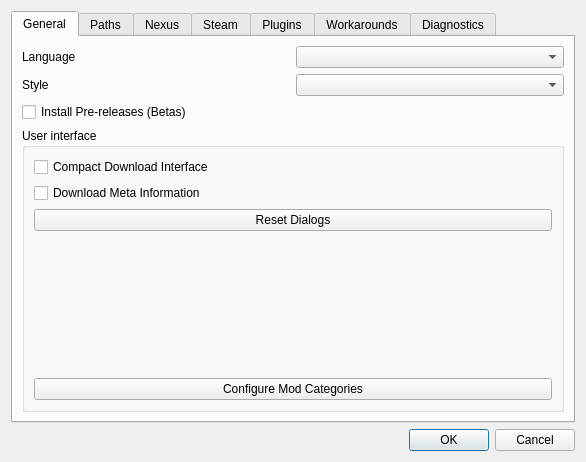
Old version of the form modorganizer/src/settingsdialog.ui in the repository Holt59/mo2-merge.
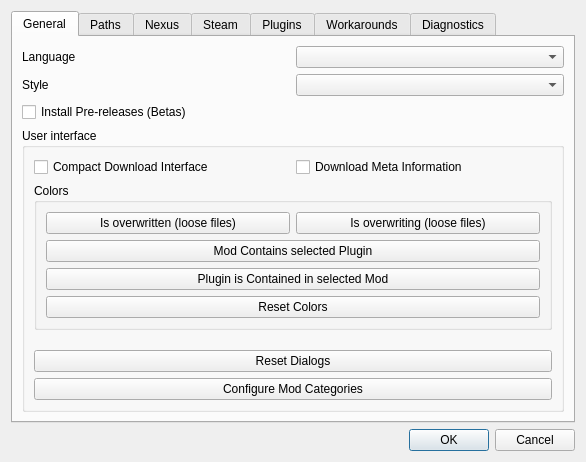
New version of the form. Icons and pictures are not drawn.

Commit message: [modorganizer] Added ability to change color of conflict and plugin highlighting from the settings.

Diff of the .ui file:
```diff
--- a/modorganizer/src/settingsdialog.ui
+++ b/modorganizer/src/settingsdialog.ui
@@ -92,28 +92,62 @@
          <property name="title">
           <string>User interface</string>
          </property>
-         <layout class="QVBoxLayout" name="verticalLayout_11">
-          <item>
-           <widget class="QCheckBox" name="compactBox">
-            <property name="toolTip">
-             <string>If checked, the download interface will be more compact.</string>
+         <layout class="QGridLayout" name="gridLayout">
+          <item row="2" column="0" colspan="2">
+           <widget class="QGroupBox" name="ModlistGroupBox">
+            <property name="title">
+             <string>Colors</string>
             </property>
-            <property name="text">
-             <string>Compact Download Interface</string>
-            </property>
+            <layout class="QGridLayout" name="gridLayout_5">
+             <item row="2" column="0" colspan="2">
+              <widget class="QPushButton" name="containsBtn">
+               <property name="text">
+                <string>Mod Contains selected Plugin</string>
+               </property>
+              </widget>
+             </item>
+             <item row="3" column="0" colspan="2">
+              <widget class="QPushButton" name="containedBtn">
+               <property name="text">
+                <string>Plugin is Contained in selected Mod</string>
+               </property>
+              </widget>
+             </item>
+             <item row="4" column="0" colspan="2">
+              <widget class="QPushButton" name="resetColorsBtn">
+               <property name="text">
+                <string>Reset Colors</string>
+               </property>
+              </widget>
+             </item>
+             <item row="1" column="0">
+              <widget class="QPushButton" name="overwrittenBtn">
+               <property name="text">
+                <string>Is overwritten (loose files)</string>
+               </property>
+              </widget>
+             </item>
+             <item row="1" column="1">
+              <widget class="QPushButton" name="overwritingBtn">
+               <property name="text">
+                <string>Is overwriting (loose files)</string>
+               </property>
+              </widget>
+             </item>
+            </layout>
            </widget>
           </item>
-          <item>
-           <widget class="QCheckBox" name="showMetaBox">
+          <item row="6" column="0" colspan="2">
+           <widget class="QPushButton" name="categoriesBtn">
             <property name="toolTip">
              <string>If checked, the download list will display meta information instead of file names.</string>
             </property>
             <property name="text">
-             <string>Download Meta Information</string>
+             <string>Configure Mod Categories</string>
             </property>
            </widget>
           </item>
-          <item>
+          <item row="5" column="0" colspan="2">
            <widget class="QPushButton" name="resetDialogsButton">
             <property name="maximumSize">
              <size>
@@ -132,7 +166,17 @@
             </property>
            </widget>
           </item>
-          <item>
+          <item row="0" column="0">
+           <widget class="QCheckBox" name="compactBox">
+            <property name="toolTip">
+             <string>If checked, the download interface will be more compact.</string>
+            </property>
+            <property name="text">
+             <string>Compact Download Interface</string>
+            </property>
+           </widget>
+          </item>
+          <item row="4" column="0" colspan="2">
            <spacer name="verticalSpacer">
             <property name="orientation">
              <enum>Qt::Vertical</enum>
@@ -145,8 +189,8 @@
             </property>
            </spacer>
           </item>
-          <item>
-           <widget class="QPushButton" name="categoriesBtn">
+          <item row="0" column="1">
+           <widget class="QCheckBox" name="showMetaBox">
             <property name="toolTip">
              <string>Modify the categories available to arrange your mods.</string>
             </property>
@@ -154,7 +198,7 @@
              <string>Modify the categories available to arrange your mods.</string>
             </property>
             <property name="text">
-             <string>Configure Mod Categories</string>
+             <string>Download Meta Information</string>
             </property>
            </widget>
           </item>
```
Left out of the diff: 12 changed lines with no effect on the pictures. The commit also changes 7 other files.
